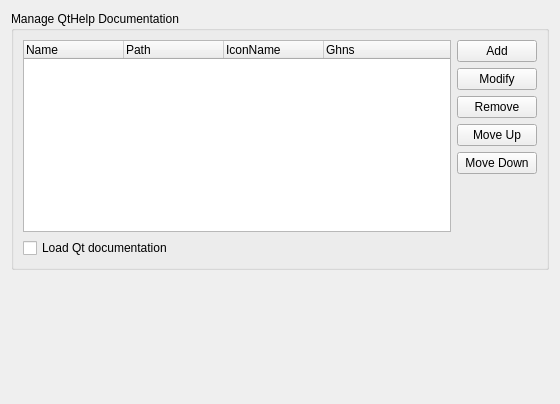
Above: documentation/qthelp/qthelpconfig.ui from KDE/kdevelop before the change. Below: the same form after it.
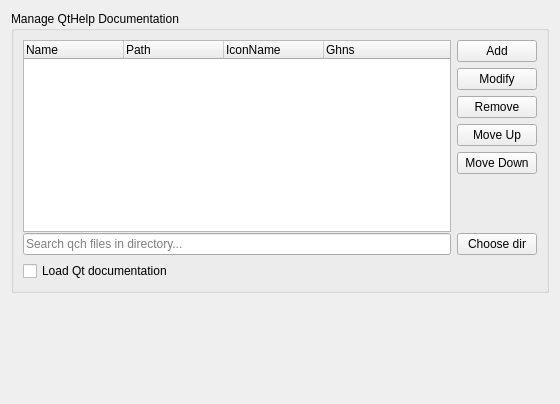
That is the form after the change. Custom widgets are drawn as their Qt base class.

Commit message:
Search and load qch files on startup in an specified directory.
Quick implementation for searching qch files in an specified
directory. The directory can be specified in the QtHelp Dialog.
KDevelop searches for the qch files on startup. The imported qch
files are NOT added to the manual documentation list. The default
icon is the qtlogo an the name is the basename of the file.

Diff of the .ui file:
```diff
--- a/documentation/qthelp/qthelpconfig.ui
+++ b/documentation/qthelp/qthelpconfig.ui
@@ -23,6 +23,14 @@
       <item>
        <layout class="QHBoxLayout" name="horizontalLayout_2">
         <item>
+         <layout class="QVBoxLayout" name="verticalLayout_5">
+          <property name="spacing">
+           <number>1</number>
+          </property>
+          <property name="leftMargin">
+           <number>0</number>
+          </property>
+          <item>
          <widget class="QTreeWidget" name="qchTable">
           <property name="editTriggers">
            <set>QAbstractItemView::NoEditTriggers</set>
@@ -62,6 +70,25 @@
          </widget>
         </item>
         <item>
+           <layout class="QHBoxLayout" name="horizontalLayout_3">
+            <property name="topMargin">
+             <number>0</number>
+            </property>
+            <item>
+             <widget class="QLineEdit" name="qchSearchDir">
+              <property name="text">
+               <string/>
+              </property>
+              <property name="placeholderText">
+               <string>Search qch files in directory...</string>
+              </property>
+             </widget>
+            </item>
+           </layout>
+          </item>
+         </layout>
+        </item>
+        <item>
          <layout class="QVBoxLayout" name="verticalLayout">
           <item>
            <widget class="KPushButton" name="addButton">
@@ -111,6 +138,13 @@
             </property>
            </spacer>
           </item>
+          <item>
+           <widget class="QPushButton" name="qchSearchDirButton">
+            <property name="text">
+             <string>Choose dir</string>
+            </property>
+           </widget>
+          </item>
          </layout>
         </item>
        </layout>
```
Lines whose indentation alone changed are shown as unchanged. The commit also changes 6 other files.
